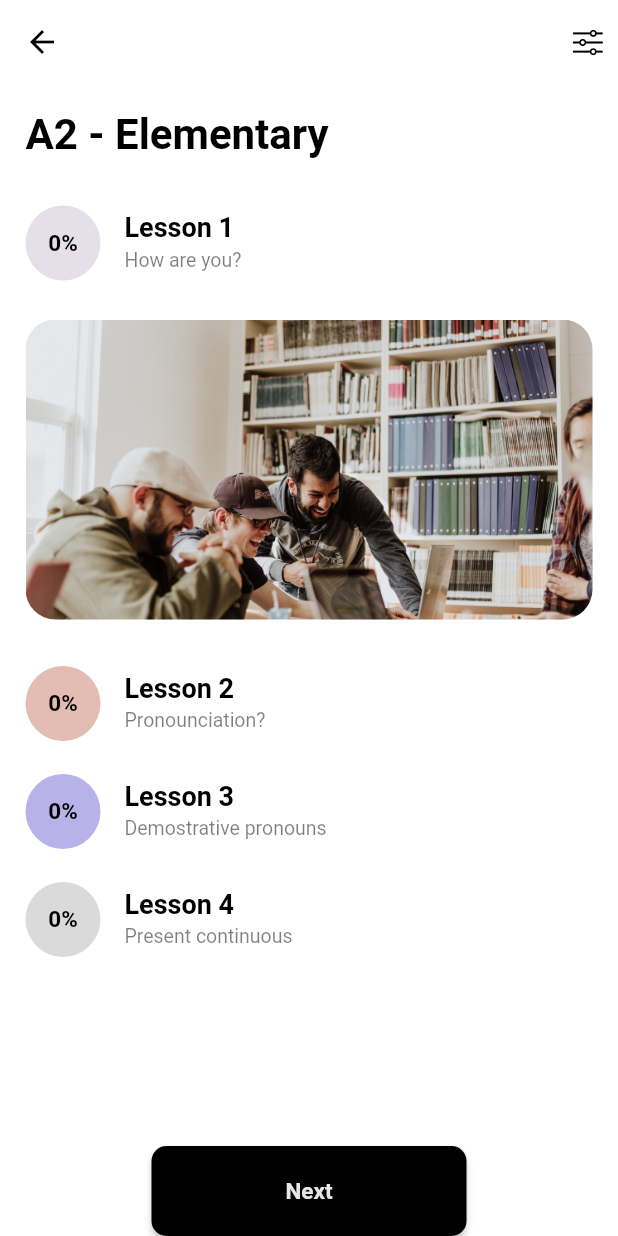
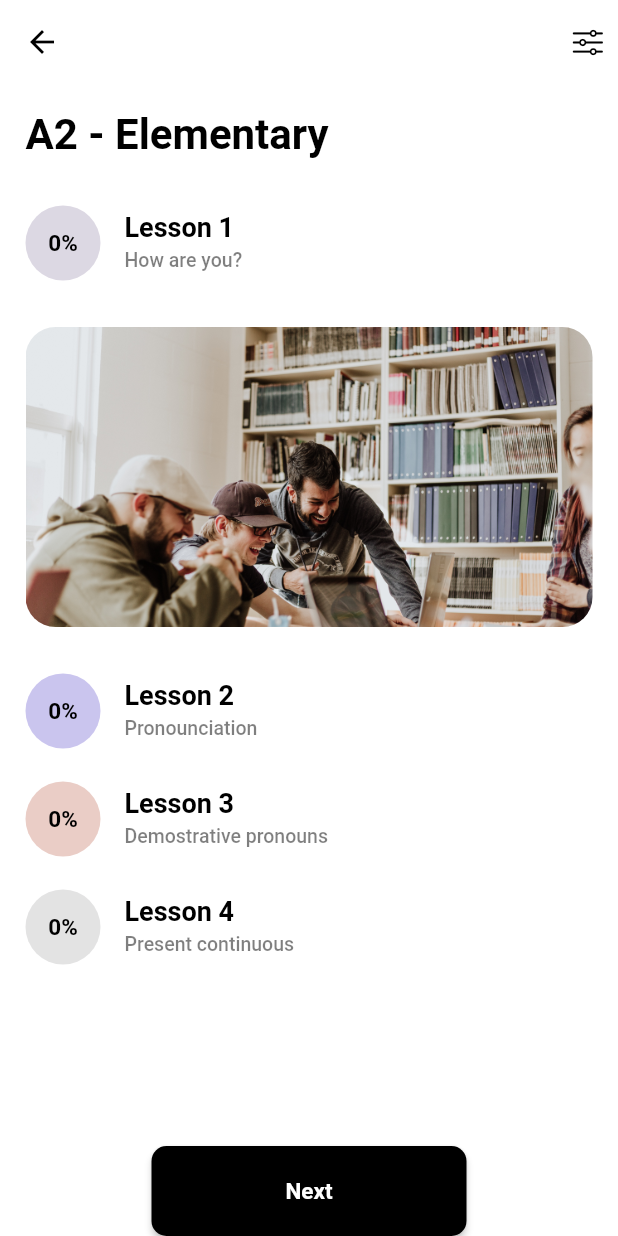
Before and after one commit to kutigbolahan/language_school, a Flutter app: the HomePage screen opened directly, after a tap on "Next", on a phone screen of 412 x 824 dp. Run offline on Flutter 3.47's test engine with Material 3 defaults, Android fonts, the phone set to English and light mode, and no system bars.

Commit message:
done with elementary page

```diff
--- a/lib/home_page.dart
+++ b/lib/home_page.dart
@@ -22,12 +22,12 @@ class HomePage extends StatelessWidget {
               CupertinoIcons.slider_horizontal_3,
               color: Colors.black,
             ),
-          ),
+          )
         ],
       ),
       body: SafeArea(
         child: Padding(
-          padding: const EdgeInsets.only(left: 17.0, right: 17, top: 17),
+          padding: const EdgeInsets.only(right: 17.0, left: 17, top: 17),
           child: Column(
             crossAxisAlignment: CrossAxisAlignment.start,
             children: [
@@ -42,21 +42,21 @@ class HomePage extends StatelessWidget {
                 height: 20,
               ),
               LessonWidget(
-                text: 'Lesson 1',
+                titleText: 'Lesson 1',
                 subtitleText: 'How are you?',
-                color: const Color(0XFFBAB1C7).withOpacity(0.4),
+                color: const Color(0XFFBAB1C7).withOpacity(0.5),
               ),
               const SizedBox(
-                height: 15,
+                height: 20,
               ),
-              Center(
-                child: ClipRRect(
-                  borderRadius: BorderRadius.circular(20),
-                  child: SizedBox.fromSize(
-                    child: Image.asset('assets/images/image2.jpg',
-                        width: MediaQuery.of(context).size.width,
-                        height: 200,
-                        fit: BoxFit.cover),
+              ClipRRect(
+                borderRadius: BorderRadius.circular(20),
+                child: SizedBox.fromSize(
+                  child: Image.asset(
+                    'assets/images/image2.jpg',
+                    height: 200,
+                    width: MediaQuery.of(context).size.width,
+                    fit: BoxFit.cover,
                   ),
                 ),
               ),
@@ -64,21 +64,21 @@ class HomePage extends StatelessWidget {
                 height: 20,
               ),
               LessonWidget(
-                text: 'Lesson 2',
-                subtitleText: 'Pronounciation?',
-                color: const Color(0XFFB95942).withOpacity(0.4),
+                titleText: 'Lesson 2',
+                subtitleText: 'Pronounciation',
+                color: const Color(0XFF513Ec8).withOpacity(0.3),
               ),
               LessonWidget(
-                text: 'Lesson 3',
+                titleText: 'Lesson 3',
                 subtitleText: 'Demostrative pronouns',
-                color: const Color(0XFF513EC8).withOpacity(0.4),
+                color: const Color(0XFFB95942).withOpacity(0.3),
               ),
               LessonWidget(
-                text: 'Lesson 4',
+                titleText: 'Lesson 4',
                 subtitleText: 'Present continuous',
-                color: const Color(0XFFA3A2A3).withOpacity(0.4),
+                color: const Color(0XFFA3A2A3).withOpacity(0.3),
               ),
-              Spacer(),
+              const Spacer(),
               Center(
                 child: ConstrainedBox(
                   constraints:
@@ -86,24 +86,16 @@ class HomePage extends StatelessWidget {
                   child: ElevatedButton(
                     style: ButtonStyle(
                         backgroundColor:
-                            MaterialStateProperty.all<Color>(Colors.black),
-                        shape:
-                            MaterialStateProperty.all<RoundedRectangleBorder>(
-                                RoundedRectangleBorder(
-                                    borderRadius: BorderRadius.circular(10)))),
-                    onPressed: () {
-                      Navigator.of(context).push(
-                        MaterialPageRoute(
-                          builder: (context) => const HomePage(),
-                        ),
-                      );
-                    },
-                    child: Text(
+                            MaterialStateProperty.all(Colors.black),
+                        shape: MaterialStateProperty.all(RoundedRectangleBorder(
+                            borderRadius: BorderRadius.circular(10)))),
+                    onPressed: () {},
+                    child: const Text(
                       'Next',
                       style: TextStyle(
                           fontSize: 15,
                           fontWeight: FontWeight.bold,
-                          color: Colors.white.withOpacity(0.9)),
+                          color: Colors.white),
                     ),
                   ),
                 ),
@@ -119,11 +111,11 @@ class HomePage extends StatelessWidget {
 class LessonWidget extends StatelessWidget {
   const LessonWidget({
     super.key,
-    required this.text,
+    required this.titleText,
     required this.subtitleText,
     required this.color,
   });
-  final String text;
+  final String titleText;
   final String subtitleText;
   final Color color;
 
@@ -131,25 +123,10 @@ class LessonWidget extends StatelessWidget {
   Widget build(BuildContext context) {
     return ListTile(
       contentPadding: EdgeInsets.zero,
-      title: Text(
-        text,
-        style: const TextStyle(
-            fontSize: 18, fontWeight: FontWeight.bold, color: Colors.black),
-      ),
-      subtitle: Text(
-        subtitleText,
-        style: TextStyle(
-            fontSize: 13,
-            fontWeight: FontWeight.w400,
-            color: Colors.black.withOpacity(0.5)),
-      ),
       leading: Container(
         width: 50,
         height: 50,
-        decoration: BoxDecoration(
-          shape: BoxShape.circle,
-          color: color,
-        ),
+        decoration: BoxDecoration(shape: BoxShape.circle, color: color),
         child: const Center(
           child: Text(
             '0%',
@@ -158,6 +135,18 @@ class LessonWidget extends StatelessWidget {
           ),
         ),
       ),
+      title: Text(
+        titleText,
+        style: const TextStyle(
+            fontSize: 18, fontWeight: FontWeight.bold, color: Colors.black),
+      ),
+      subtitle: Text(
+        subtitleText,
+        style: TextStyle(
+            fontSize: 13,
+            fontWeight: FontWeight.w500,
+            color: Colors.black.withOpacity(0.5)),
+      ),
     );
   }
 }
```
